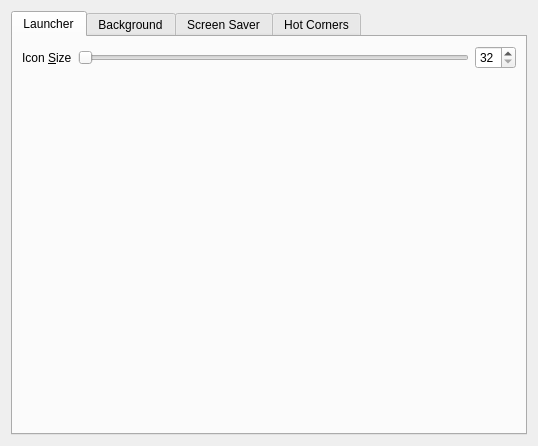
lirios/settings, file src/plugins/personal/desktop/desktoppreflet.ui: the form before one commit.
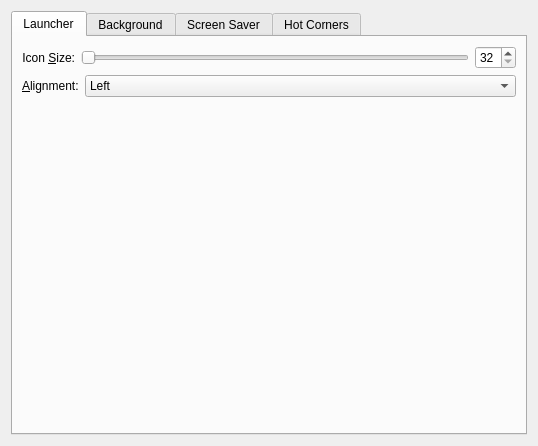
The form after the commit. Icons and pictures are not drawn.

Commit message:
Launcher alignment.
Set Launcher alignment.

Patch:
```diff
--- a/src/plugins/personal/desktop/desktoppreflet.ui
+++ b/src/plugins/personal/desktop/desktoppreflet.ui
@@ -29,7 +29,10 @@
          <item>
           <widget class="QLabel" name="label">
            <property name="text">
-            <string>Icon &amp;Size</string>
+            <string>Icon &amp;Size:</string>
+           </property>
+           <property name="alignment">
+            <set>Qt::AlignRight|Qt::AlignTrailing|Qt::AlignVCenter</set>
            </property>
            <property name="buddy">
             <cstring>launcherIconSizeSpin</cstring>
@@ -61,6 +64,45 @@
          </item>
         </layout>
        </item>
+       <item>
+        <layout class="QHBoxLayout" name="horizontalLayout_9">
+         <item>
+          <widget class="QLabel" name="label_2">
+           <property name="text">
+            <string>&amp;Alignment:</string>
+           </property>
+           <property name="buddy">
+            <cstring>launcherAlignment</cstring>
+           </property>
+          </widget>
+         </item>
+         <item>
+          <widget class="QComboBox" name="launcherAlignment">
+           <property name="sizePolicy">
+            <sizepolicy hsizetype="Expanding" vsizetype="Fixed">
+             <horstretch>0</horstretch>
+             <verstretch>0</verstretch>
+            </sizepolicy>
+           </property>
+           <item>
+            <property name="text">
+             <string>Left</string>
+            </property>
+           </item>
+           <item>
+            <property name="text">
+             <string>Right</string>
+            </property>
+           </item>
+           <item>
+            <property name="text">
+             <string>Bottom</string>
+            </property>
+           </item>
+          </widget>
+         </item>
+        </layout>
+       </item>
        <item>
         <spacer name="verticalSpacer">
          <property name="orientation">
@@ -69,7 +111,7 @@
          <property name="sizeHint" stdset="0">
           <size>
            <width>20</width>
-           <height>40</height>
+           <height>318</height>
           </size>
          </property>
         </spacer>
```
Left out of the diff: 36 changed lines with no effect on the pictures. The commit also changes 2 other files.
